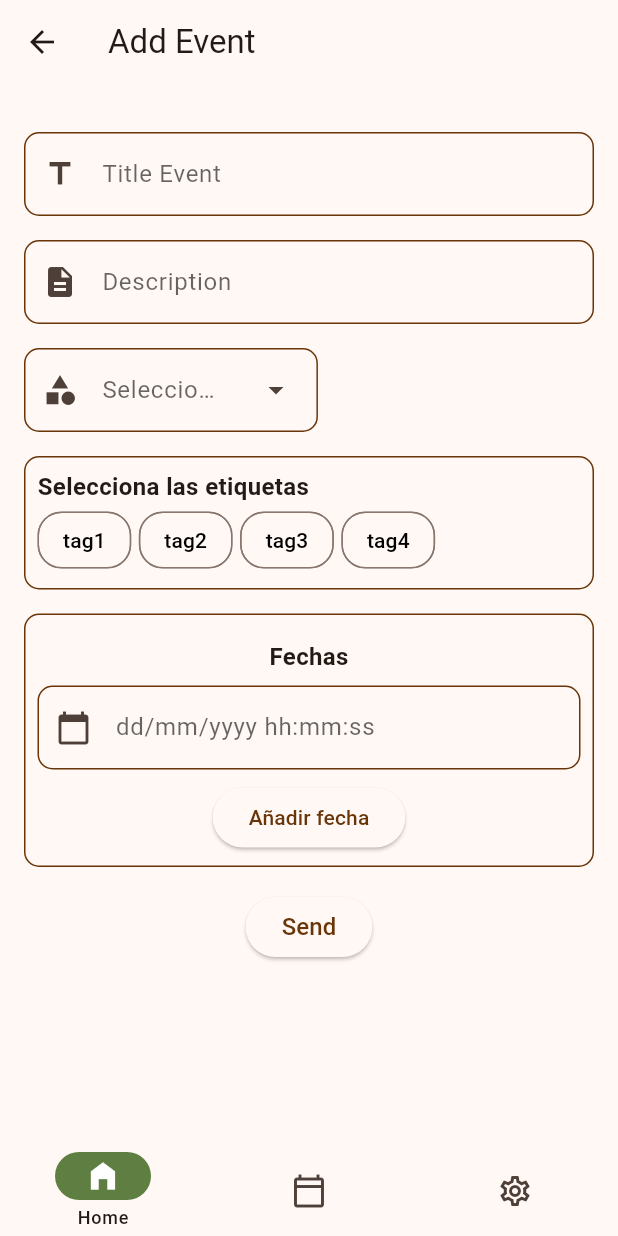
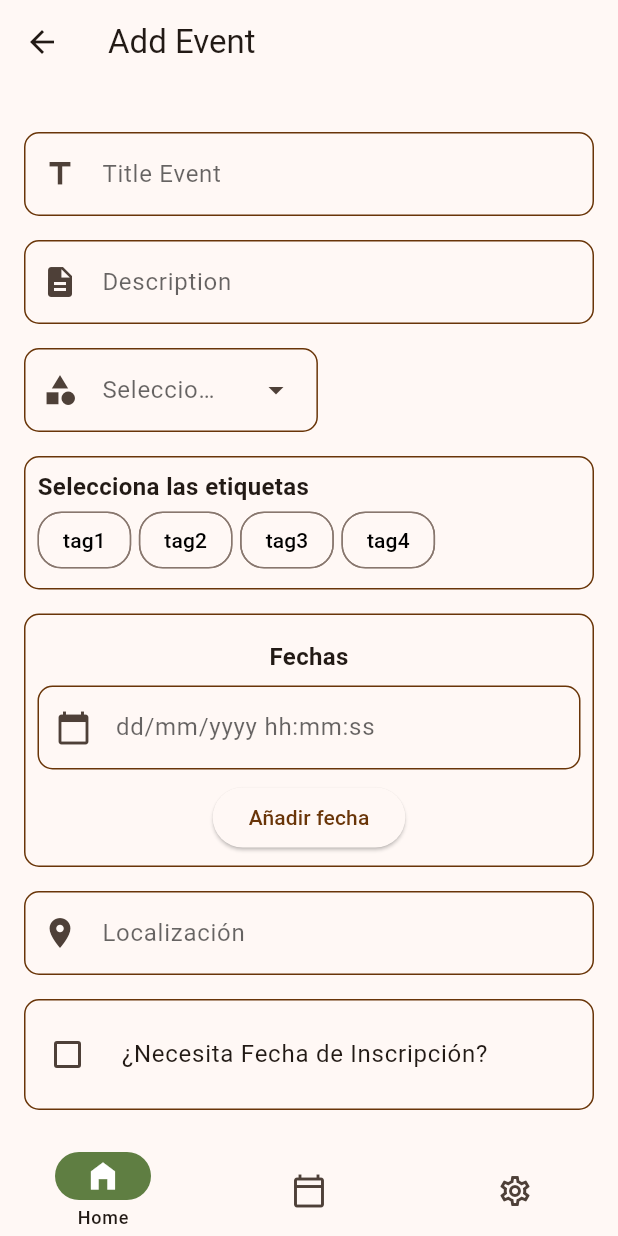
Before and after one commit to Sistemas-Concurrentes/biori_front, a Flutter app: the AddEventPage screen opened by its route, on a phone screen of 412 x 824 dp. Run offline on Flutter 3.47's test engine with Material 3 defaults, Android fonts, the phone set to English and light mode, and no system bars; our stand-ins replace go_router, like_button, shared_preferences, snippet_coder_utils, table_calendar; accounts and stored records are empty; generated files the repository leaves out were written again.

Commit message:
:boom: Checkbox responsive with other widget
Util para establecer un nuevo container que enseñe un widget siempre que esté activo el checkboxñ

Signed-off-by: JaviGP2002 <javigp2002@gmail.com>

```diff
--- a/lib/main_screen/add/user_stories/events/add_event_page.dart
+++ b/lib/main_screen/add/user_stories/events/add_event_page.dart
@@ -35,6 +35,8 @@ class _AddEventPageState extends State<AddEventPage> {
   List<DateTime> datesFromEvent = [];
   List<TagsButtonsModel> tagsButtons = [];
 
+  bool _isCheckedForInscriptionDate = false;
+
   @override
   Widget build(BuildContext context) {
     if (widgets.isEmpty) {
@@ -47,6 +49,9 @@ class _AddEventPageState extends State<AddEventPage> {
       categoryChooser(_onValidateCategory),
       tagsCheckBoxes(_onValidateTags),
       addDatesIntoWidget(),
+      locationEditText(_onValidateLocation),
+      addCheckbox(
+          "¿Necesita Fecha de Inscripción?", _onValidateInscriptionDate),
       submitButton(context),
     ];
 
--- a/lib/style/javi_edit_text.dart
+++ b/lib/style/javi_edit_text.dart
@@ -306,6 +306,31 @@ class JaviForms {
           "${time.hour.toString().padLeft(2, '0')}:${time.minute.toString().padLeft(2, '0')}:00";
     }
   }
+
+  Widget addCheckboxWithResponsiveWidget(BuildContext context, String title,
+      bool checked, Widget newWidget, Function onChanged) {
+    return Container(
+      decoration: JaviInputDecorators().boxDecorator(context),
+      child: Padding(
+        padding: const EdgeInsets.all(8.0),
+        child: Column(
+          crossAxisAlignment: CrossAxisAlignment.start,
+          children: [
+            CheckboxListTile(
+              value: checked,
+              title: Text(title),
+              controlAffinity: ListTileControlAffinity.leading,
+              contentPadding: const EdgeInsets.all(0),
+              onChanged: (bool? newValue) {
+                onChanged();
+              },
+            ),
+            if (checked) newWidget,
+          ],
+        ),
+      ),
+    );
+  }
 }
 
 class JaviPaddings {
```
